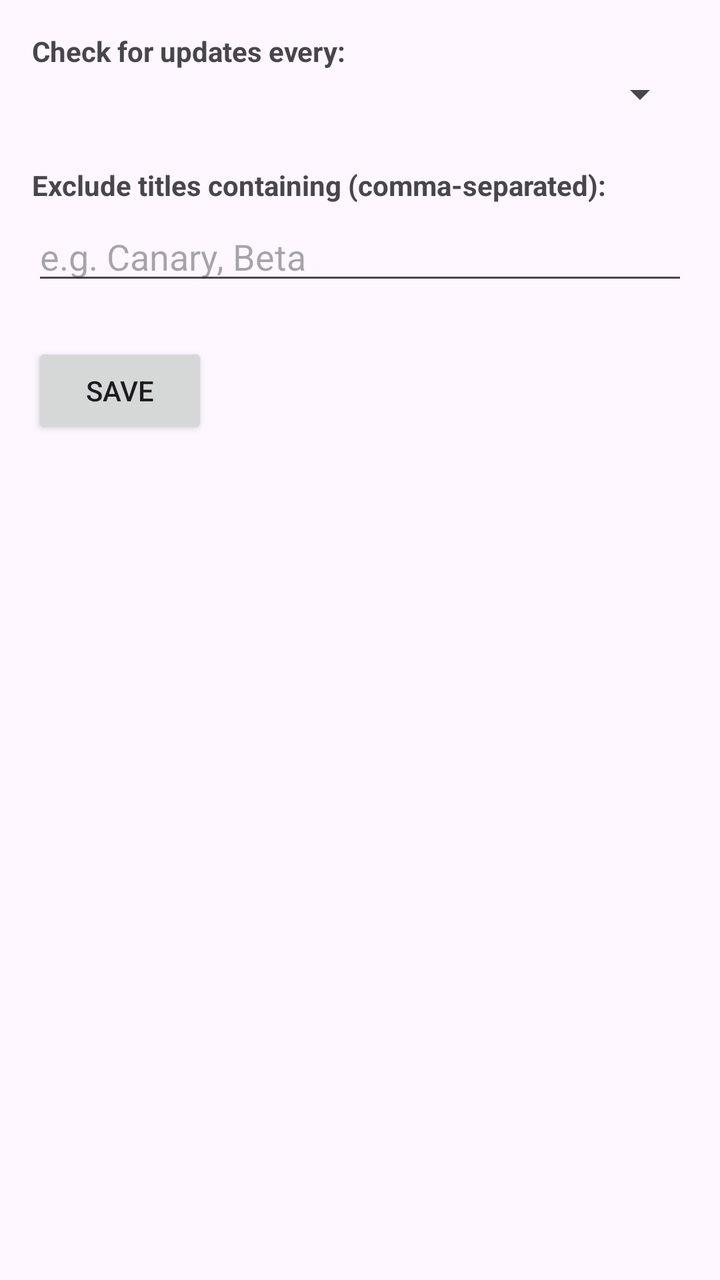
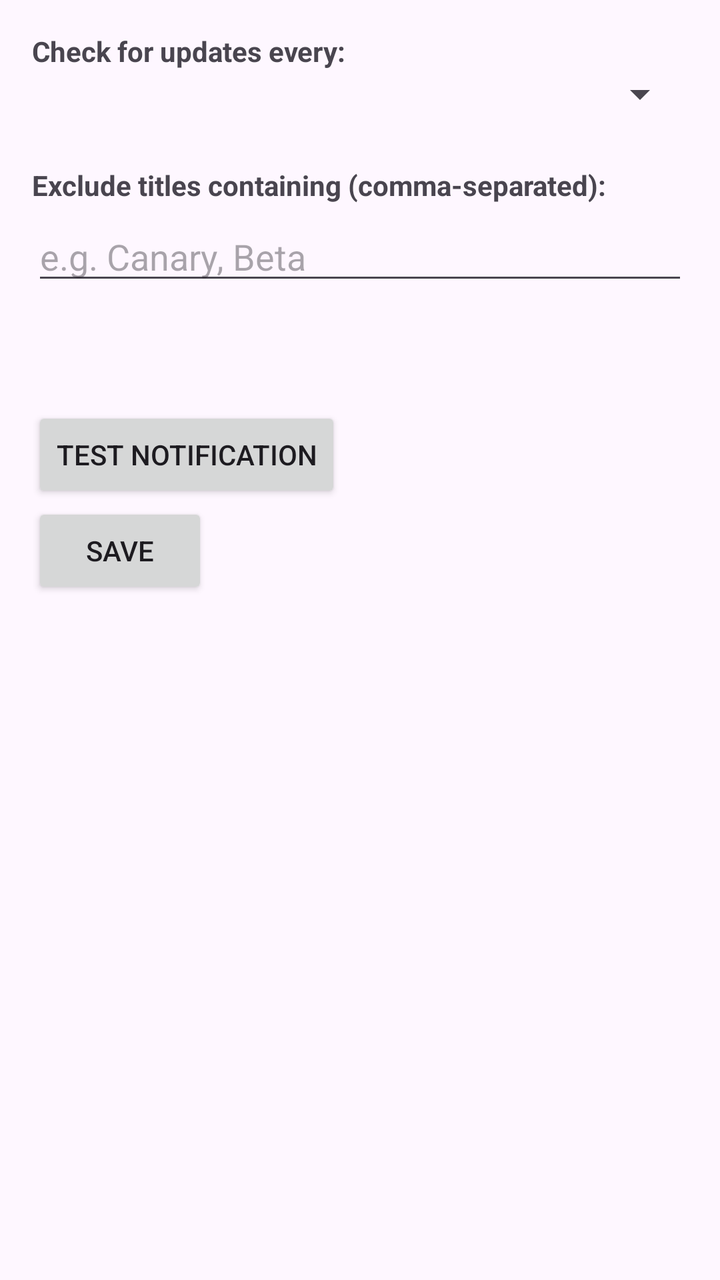

Two renders of the same Android screen: before a commit and after it. Below are the layout's source before the change and the commit's diff.
<!-- AndroidManifest.xml: application theme Theme.PigeonPost -->
<!-- res/layout/activity_settings.xml -->
<?xml version="1.0" encoding="utf-8"?>
<LinearLayout xmlns:android="http://schemas.android.com/apk/res/android"
    android:layout_width="match_parent"
    android:layout_height="match_parent"
    android:orientation="vertical"
    android:padding="16dp">

    <TextView
        android:layout_width="wrap_content"
        android:layout_height="wrap_content"
        android:text="Check for updates every:"
        android:textStyle="bold" />

    <Spinner
        android:id="@+id/spinnerInterval"
        android:layout_width="match_parent"
        android:layout_height="wrap_content"
        android:layout_marginBottom="24dp" />

    <TextView
        android:layout_width="wrap_content"
        android:layout_height="wrap_content"
        android:text="Exclude titles containing (comma-separated):"
        android:textStyle="bold" />

    <EditText
        android:id="@+id/editKeywords"
        android:layout_width="match_parent"
        android:layout_height="wrap_content"
        android:hint="e.g. Canary, Beta"
        android:layout_marginTop="4dp"
        android:layout_marginBottom="24dp" />

    <Button
        android:id="@+id/buttonSave"
        android:layout_width="wrap_content"
        android:layout_height="wrap_content"
        android:text="Save" />

</LinearLayout>
<!-- resources referenced by this layout -->
<resources>
  <style name="Theme.PigeonPost" parent="Base.Theme.PigeonPost" />
  <style name="Base.Theme.PigeonPost" parent="Theme.Material3.DayNight.NoActionBar">
          
          
      </style>
</resources>

<!-- the commit's change to res/layout/activity_settings.xml (unified diff, before → after) -->
@@ -32,6 +32,13 @@
         android:layout_marginBottom="24dp" />
 
     <Button
+        android:id="@+id/buttonTestNotification"
+        android:layout_width="wrap_content"
+        android:layout_height="wrap_content"
+        android:layout_marginTop="32dp"
+        android:text="Test Notification" />
+
+    <Button
         android:id="@+id/buttonSave"
         android:layout_width="wrap_content"
         android:layout_height="wrap_content"
